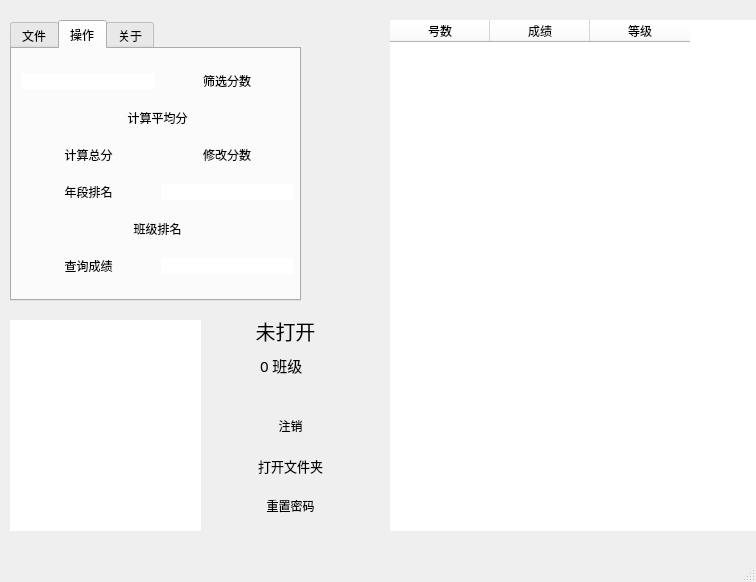
Before: the Qt Designer form code/V3.3/GUI.ui in Aero80wd/banj-souce, drawn with Qt 5.
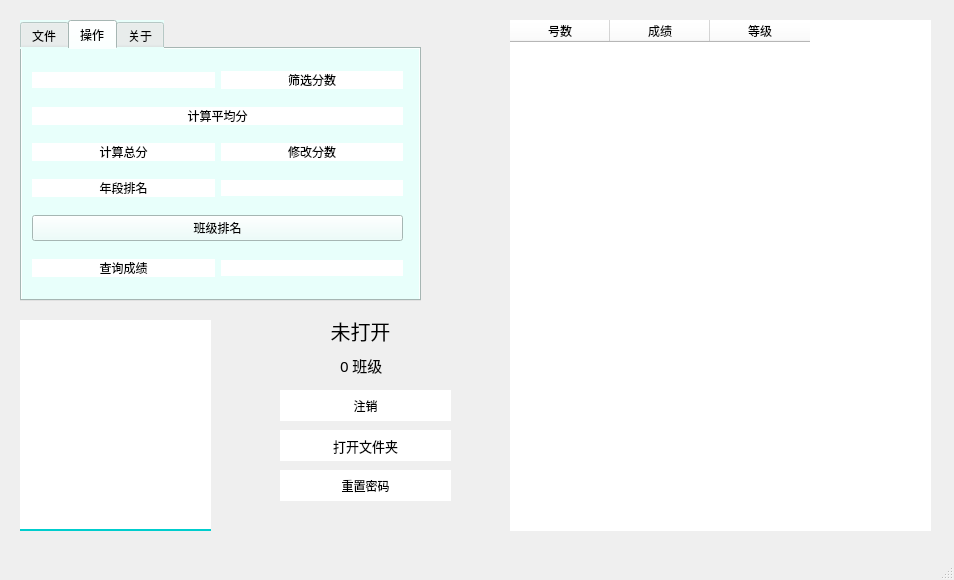
After: the same form once the commit is applied. The open tabs and pages were chosen to show the change. Icons and pictures are not drawn.

What changed in the file:
```diff
--- a/code/V3.3/GUI.ui
+++ b/code/V3.3/GUI.ui
@@ -6,8 +6,8 @@
    <rect>
     <x>0</x>
     <y>0</y>
-    <width>756</width>
-    <height>582</height>
+    <width>954</width>
+    <height>580</height>
    </rect>
   </property>
   <property name="font">
@@ -24,9 +24,9 @@
    <widget class="QTableWidget" name="tableWidget">
     <property name="geometry">
      <rect>
-      <x>390</x>
+      <x>510</x>
       <y>20</y>
-      <width>371</width>
+      <width>421</width>
       <height>511</height>
      </rect>
     </property>
@@ -63,9 +63,9 @@
    <widget class="QTabWidget" name="tabWidget">
     <property name="geometry">
      <rect>
-      <x>10</x>
+      <x>20</x>
       <y>20</y>
-      <width>291</width>
+      <width>401</width>
       <height>281</height>
      </rect>
     </property>
@@ -77,8 +77,7 @@
      </font>
     </property>
     <property name="styleSheet">
-     <string notr="true">
-</string>
+     <string notr="true">background: rgb(232, 255, 251)</string>
     </property>
     <property name="currentIndex">
      <number>0</number>
@@ -258,35 +257,11 @@
        <rect>
         <x>10</x>
         <y>10</y>
-        <width>271</width>
+        <width>371</width>
         <height>231</height>
        </rect>
       </property>
       <layout class="QGridLayout" name="list_3" columnstretch="1,1">
-       <item row="1" column="0" colspan="2">
-        <widget class="QPushButton" name="nums_1">
-         <property name="styleSheet">
-          <string notr="true">QPushButton
-{
-   
-   border-style:solid;
-    border-width:0pz 0px 5px 0px;
-    border-color:rgb(0, 205, 205);
-}
-QPushButton:pressed
-{
-   border-style:solid;
-    border-width:0px 0px 2px 0px;
-    border-color:rgb(0, 205, 205);
-}
-    
-</string>
-         </property>
-         <property name="text">
-          <string>计算平均分</string>
-         </property>
-        </widget>
-       </item>
        <item row="2" column="0">
         <widget class="QPushButton" name="all_num">
          <property name="styleSheet">
@@ -296,6 +271,7 @@
    border-style:solid;
     border-width:0pz 0px 5px 0px;
     border-color:rgb(0, 205, 205);
+	background:white;
 }
 QPushButton:pressed
 {
@@ -328,6 +304,7 @@
    border-style:solid;
     border-width:0pz 0px 5px 0px;
     border-color:rgb(0, 205, 205);
+	background:white;
 }
 QPushButton:pressed
 {
@@ -352,6 +329,7 @@
    border-style:solid;
     border-width:0pz 0px 5px 0px;
     border-color:rgb(0, 205, 205);
+	background:white;
 }
 QPushButton:pressed
 {
@@ -374,7 +352,7 @@
    border-style:solid;
     border-width:0pz 0px 2px 0px;
     border-color:rgb(0, 205, 205);
-</string>
+	background: rgb(255, 255, 255)</string>
          </property>
         </widget>
        </item>
@@ -385,31 +363,7 @@
    border-style:solid;
     border-width:0pz 0px 2px 0px;
     border-color:rgb(0, 205, 205);
-</string>
-         </property>
-        </widget>
-       </item>
-       <item row="0" column="1">
-        <widget class="QPushButton" name="str_start">
-         <property name="styleSheet">
-          <string notr="true">QPushButton
-{
-   
-   border-style:solid;
-    border-width:0pz 0px 5px 0px;
-    border-color:rgb(0, 205, 205);
-}
-QPushButton:pressed
-{
-   border-style:solid;
-    border-width:0px 0px 2px 0px;
-    border-color:rgb(0, 205, 205);
-}
-    
-</string>
-         </property>
-         <property name="text">
-          <string>筛选分数</string>
+	background: rgb(255, 255, 255)</string>
          </property>
         </widget>
        </item>
@@ -422,6 +376,7 @@
    border-style:solid;
     border-width:0pz 0px 5px 0px;
     border-color:rgb(0, 205, 205);
+	background:white;
 }
 QPushButton:pressed
 {
@@ -454,6 +409,7 @@
    border-style:solid;
     border-width:0pz 0px 5px 0px;
     border-color:rgb(0, 205, 205);
+	background:white;
 }
 QPushButton:pressed
 {
@@ -462,7 +418,7 @@
     border-color:rgb(0, 205, 205);
 }
     
-</string>
+v</string>
          </property>
          <property name="text">
           <string>班级排名</string>
@@ -476,7 +432,59 @@
    border-style:solid;
     border-width:0pz 0px 2px 0px;
     border-color:rgb(0, 205, 205);
+	background: rgb(255, 255, 255)</string>
+         </property>
+        </widget>
+       </item>
+       <item row="0" column="1">
+        <widget class="QPushButton" name="str_start">
+         <property name="styleSheet">
+          <string notr="true">QPushButton
+{
+   
+   border-style:solid;
+    border-width:0pz 0px 5px 0px;
+    border-color:rgb(0, 205, 205);
+	background:white;
+}
+QPushButton:pressed
+{
+   border-style:solid;
+    border-width:0px 0px 2px 0px;
+    border-color:rgb(0, 205, 205);
+	background:white;
+}
+    
 </string>
+         </property>
+         <property name="text">
+          <string>筛选分数</string>
+         </property>
+        </widget>
+       </item>
+       <item row="1" column="0" colspan="2">
+        <widget class="QPushButton" name="nums_1">
+         <property name="styleSheet">
+          <string notr="true">QPushButton
+{
+   
+   border-style:solid;
+    border-width:0pz 0px 5px 0px;
+    border-color:rgb(0, 205, 205);
+	background:white;
+}
+QPushButton:pressed
+{
+   border-style:solid;
+    border-width:0px 0px 2px 0px;
+    border-color:rgb(0, 205, 205);
+	background:white;
+}
+    
+</string>
+         </property>
+         <property name="text">
+          <string>计算平均分</string>
          </property>
         </widget>
        </item>
@@ -630,7 +638,7 @@
    <widget class="QListWidget" name="file">
     <property name="geometry">
      <rect>
-      <x>10</x>
+      <x>20</x>
       <y>320</y>
       <width>191</width>
       <height>211</height>
@@ -646,7 +654,7 @@
     <property name="styleSheet">
      <string notr="true">
    border-style:solid;
-    border-width:0pz 0px 2px 0px;
+    border-width:0px 0px 2px 0px;
     border-color:rgb(0, 205, 205);
 </string>
     </property>
@@ -654,7 +662,7 @@
    <widget class="QLabel" name="label">
     <property name="geometry">
      <rect>
-      <x>260</x>
+      <x>340</x>
       <y>350</y>
       <width>51</width>
       <height>31</height>
@@ -675,9 +683,9 @@
    <widget class="QPushButton" name="pushButton_2">
     <property name="geometry">
      <rect>
-      <x>230</x>
-      <y>450</y>
-      <width>121</width>
+      <x>280</x>
+      <y>430</y>
+      <width>171</width>
       <height>31</height>
      </rect>
     </property>
@@ -696,6 +704,7 @@
    border-style:solid;
     border-width:0pz 0px 5px 0px;
     border-color:rgb(0, 205, 205);
+	background:white;
 }
 QPushButton:pressed
 {
@@ -713,9 +722,9 @@
    <widget class="QLabel" name="open_text">
     <property name="geometry">
      <rect>
-      <x>200</x>
+      <x>220</x>
       <y>310</y>
-      <width>171</width>
+      <width>281</width>
       <height>41</height>
      </rect>
     </property>
@@ -737,9 +746,9 @@
    <widget class="QPushButton" name="logoff">
     <property name="geometry">
      <rect>
-      <x>230</x>
-      <y>410</y>
-      <width>121</width>
+      <x>280</x>
+      <y>390</y>
+      <width>171</width>
       <height>31</height>
      </rect>
     </property>
@@ -757,6 +766,7 @@
    border-style:solid;
     border-width:0pz 0px 5px 0px;
     border-color:rgb(0, 205, 205);
+	background:white;
 }
 QPushButton:pressed
 {
@@ -774,9 +784,9 @@
    <widget class="QPushButton" name="resetpwd">
     <property name="geometry">
      <rect>
-      <x>230</x>
-      <y>490</y>
-      <width>121</width>
+      <x>280</x>
+      <y>470</y>
+      <width>171</width>
       <height>31</height>
      </rect>
     </property>
@@ -787,6 +797,7 @@
    border-style:solid;
     border-width:0pz 0px 5px 0px;
     border-color:rgb(0, 205, 205);
+	background:white;
 }
 QPushButton:pressed
 {
```
Left out of the diff: 66 changed lines with no effect on the pictures.
